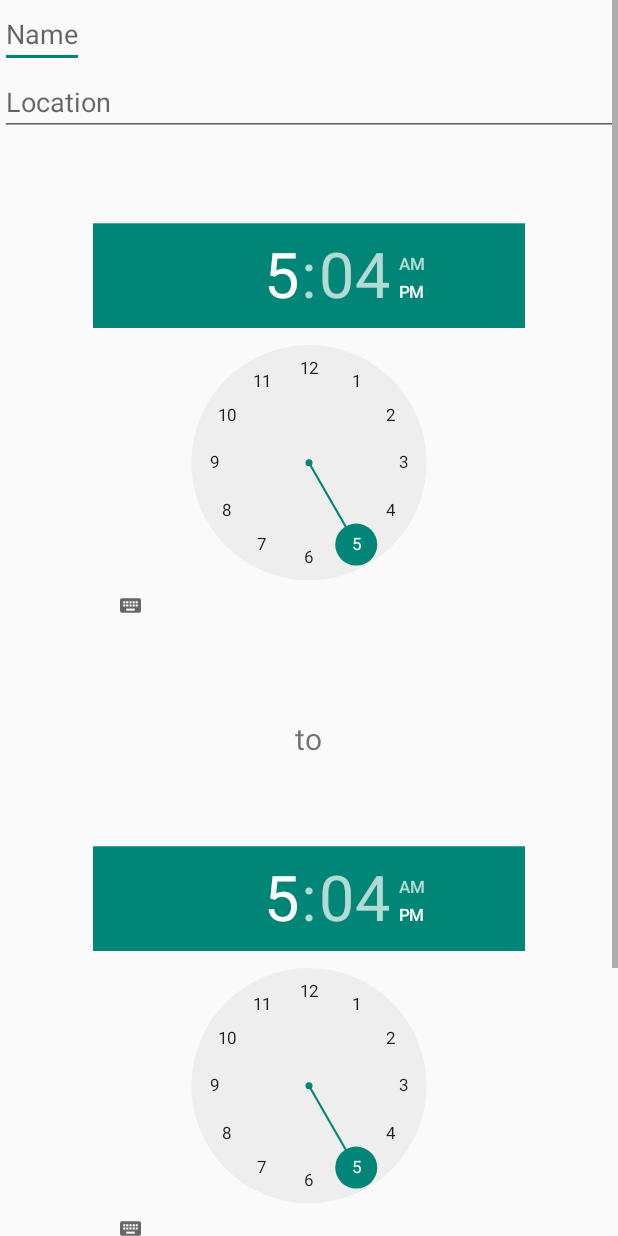
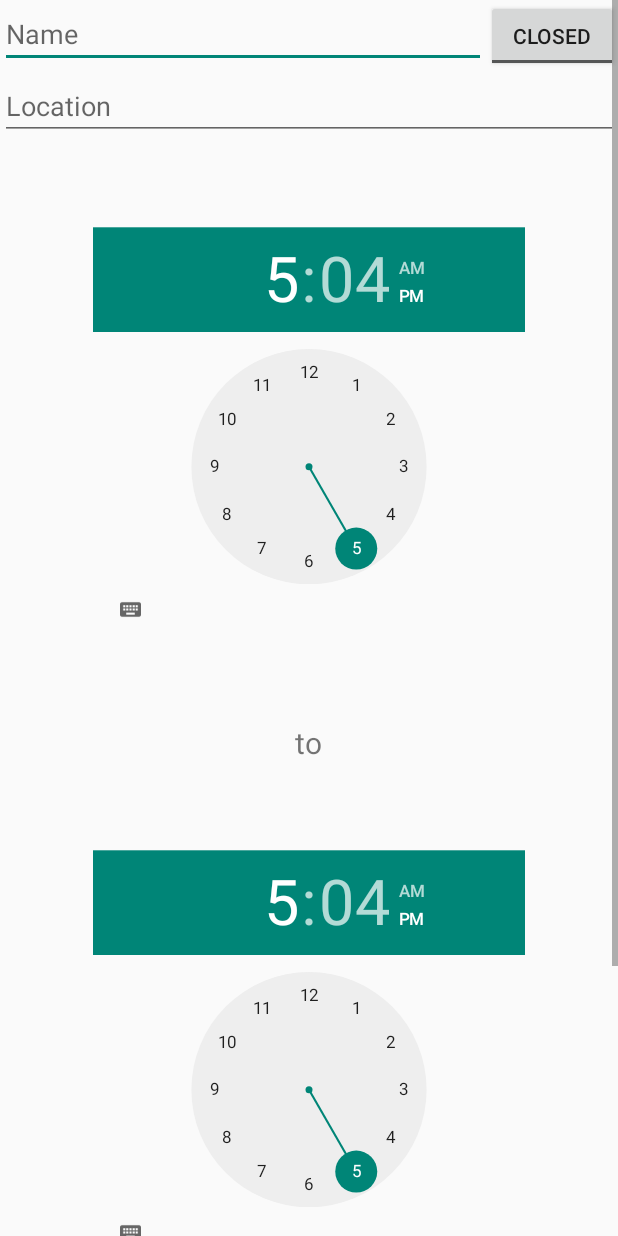
Before and after one commit to knigam/Mayfly, an Android app: the NewEventActivity screen opened directly, with no data from a screen before it, on a phone screen of 412 x 824 dp. Run offline under Robolectric (Android 15) with nearby library versions, the phone set to English and light mode, and no system bars.

Commit message:
Added support for open and closed events.

```diff
--- a/Mayfly/src/main/java/com/keonasoft/mayfly/activity/NewEventActivity.java
+++ b/Mayfly/src/main/java/com/keonasoft/mayfly/activity/NewEventActivity.java
@@ -15,6 +15,7 @@ import android.view.View;
 import android.widget.Button;
 import android.widget.EditText;
 import android.widget.TimePicker;
+import android.widget.ToggleButton;
 
 import com.keonasoft.mayfly.MyException;
 import com.keonasoft.mayfly.R;
@@ -40,6 +41,7 @@ public class NewEventActivity extends Activity {
     private EditText mMinView;
     private EditText mMaxView;
     private Button submitBtn;
+    private ToggleButton openBtn;
 
     private View mCreateEventView;
     private View mCreateEventStatusView;
@@ -57,6 +59,7 @@ public class NewEventActivity extends Activity {
         mMinView = (EditText) findViewById(R.id.newEventMinEditText);
         mMaxView = (EditText) findViewById(R.id.newEventMaxEditText);
         submitBtn = (Button) findViewById(R.id.newEventSubmitButton);
+        openBtn = (ToggleButton) findViewById(R.id.newEventOpenToggleButton);
 
         mCreateEventView = findViewById(R.id.create_event_scroll_view);
         mCreateEventStatusView = findViewById(R.id.create_event_status);
@@ -118,6 +121,7 @@ public class NewEventActivity extends Activity {
         mEvent.setName(mNameView.getText().toString());
         mEvent.setDescription(mDescriptionView.getText().toString());
         mEvent.setLocation(mLocationView.getText().toString());
+        mEvent.setOpen(openBtn.isChecked());
         mEvent.setStartTime(mStartTimeView.getCurrentHour() + ":" + mStartTimeView.getCurrentMinute());
         mEvent.setEndTime(mEndTimeView.getCurrentHour() + ":" + mEndTimeView.getCurrentMinute());
 
@@ -253,6 +257,7 @@ public class NewEventActivity extends Activity {
                 json.put("min", mEvent.getMin());
                 json.put("max", mEvent.getMax());
                 json.put("description", mEvent.getDescription());
+                json.put("open", mEvent.getOpen());
             } catch (JSONException e) {
                 e.printStackTrace();
                 return false;
--- a/Mayfly/src/main/res/layout/activity_new_event.xml
+++ b/Mayfly/src/main/res/layout/activity_new_event.xml
@@ -36,13 +36,29 @@
             android:layout_width="fill_parent"
             android:layout_height="wrap_content">
 
+            <LinearLayout
+                android:orientation="horizontal"
+                android:layout_width="fill_parent"
+                android:layout_height="fill_parent">
+
                 <EditText
                     android:layout_width="wrap_content"
                     android:layout_height="wrap_content"
                     android:id="@+id/newEventNameEditText"
                     android:capitalize="words"
                     android:hint="Name"
-                android:singleLine="true" />
+                    android:singleLine="true"
+                    android:layout_weight="1" />
+
+                <ToggleButton
+                    android:layout_width="wrap_content"
+                    android:layout_height="wrap_content"
+                    android:text="New ToggleButton"
+                    android:id="@+id/newEventOpenToggleButton"
+                    android:textOn="Open"
+                    android:textOff="Closed"
+                    android:checked="false" />
+            </LinearLayout>
 
             <EditText
                 android:layout_width="match_parent"
@@ -121,6 +137,7 @@
                 android:text="Submit"
                 android:id="@+id/newEventSubmitButton"
                 android:layout_gravity="center_horizontal" />
+
         </LinearLayout>
     </ScrollView>
 
```
Also changed, not shown: Mayfly/src/main/java/com/keonasoft/mayfly/activity/EventActivity.java (+21 -6 lines), Mayfly/src/main/java/com/keonasoft/mayfly/model/Event.java (+25 -1 lines). Lines whose indentation alone changed are shown as unchanged.
